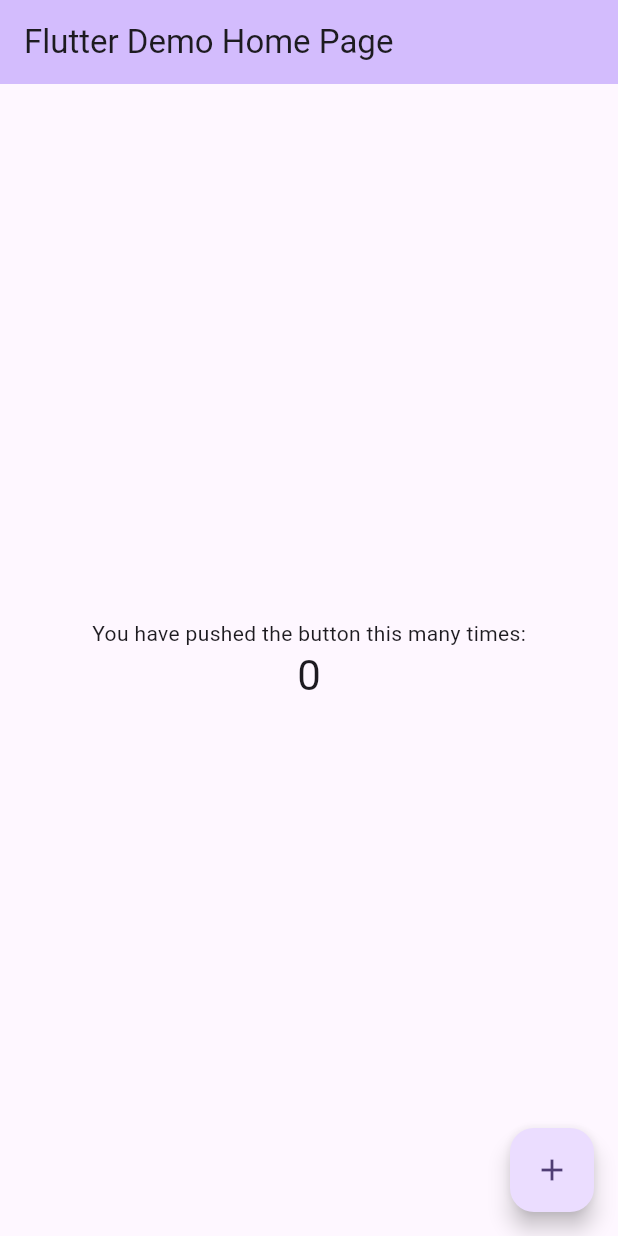
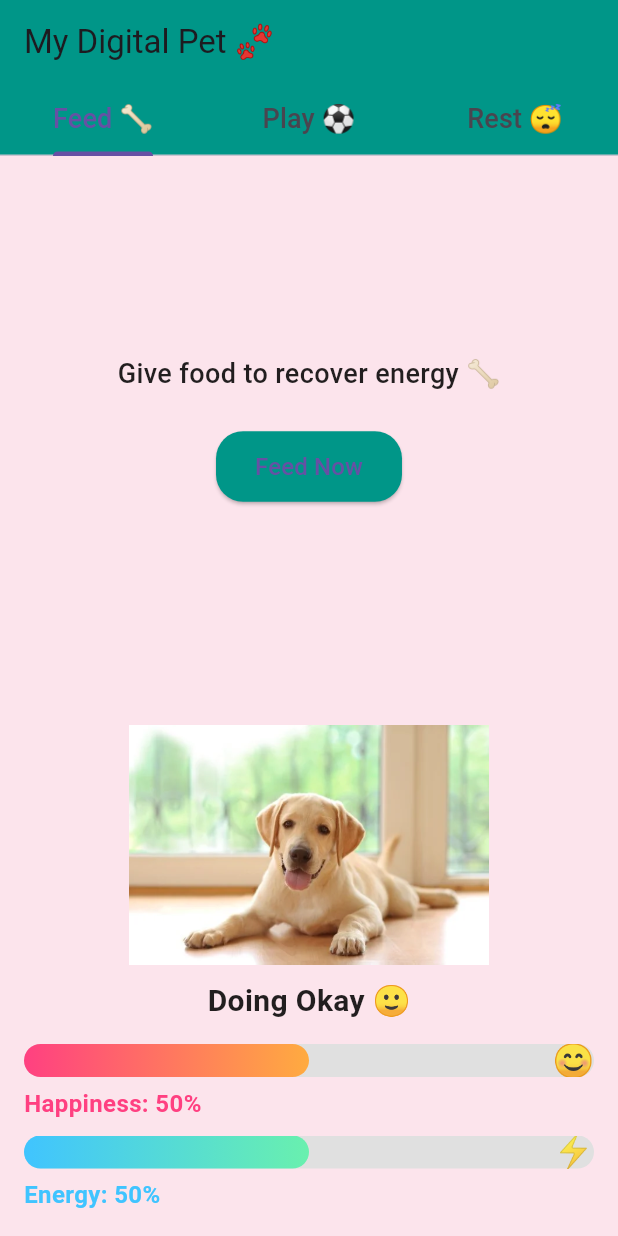
Before and after one commit to Rajeev-Vas-Veeragandham/In_Class_Activity_03_Github, a Flutter app: the screen it shows after launch, on a phone screen of 412 x 824 dp. Run offline on Flutter 3.47's test engine with Material 3 defaults, Android fonts, the phone set to English and light mode, and no system bars.

Commit message:
digital pet app completely implemented

```diff
--- a/digital_pet_app/lib/main.dart
+++ b/digital_pet_app/lib/main.dart
@@ -1,122 +1,218 @@
 import 'package:flutter/material.dart';
 
-void main() {
-  runApp(const MyApp());
+void main() => runApp(const DigitalPetApp());
+
+class DigitalPetApp extends StatefulWidget {
+  const DigitalPetApp({super.key});
+
+  @override
+  State<DigitalPetApp> createState() => _DigitalPetAppState();
 }
 
-class MyApp extends StatelessWidget {
-  const MyApp({super.key});
+class _DigitalPetAppState extends State<DigitalPetApp> {
+  int happiness = 50;
+  int energy = 50;
 
-  // This widget is the root of your application.
-  @override
-  Widget build(BuildContext context) {
-    return MaterialApp(
-      title: 'Flutter Demo',
-      theme: ThemeData(
-        // This is the theme of your application.
-        //
-        // TRY THIS: Try running your application with "flutter run". You'll see
-        // the application has a purple toolbar. Then, without quitting the app,
-        // try changing the seedColor in the colorScheme below to Colors.green
-        // and then invoke "hot reload" (save your changes or press the "hot
-        // reload" button in a Flutter-supported IDE, or press "r" if you used
-        // the command line to start the app).
-        //
-        // Notice that the counter didn't reset back to zero; the application
-        // state is not lost during the reload. To reset the state, use hot
-        // restart instead.
-        //
-        // This works for code too, not just values: Most code changes can be
-        // tested with just a hot reload.
-        colorScheme: ColorScheme.fromSeed(seedColor: Colors.deepPurple),
-      ),
-      home: const MyHomePage(title: 'Flutter Demo Home Page'),
-    );
+  void feedPet() {
+    setState(() {
+      energy = (energy + 15).clamp(0, 100);
+      happiness = (happiness + 5).clamp(0, 100);
+    });
   }
-}
 
-class MyHomePage extends StatefulWidget {
-  const MyHomePage({super.key, required this.title});
+  void playWithPet() {
+    setState(() {
+      happiness = (happiness + 15).clamp(0, 100);
+      energy = (energy - 10).clamp(0, 100);
+    });
+  }
 
-  // This widget is the home page of your application. It is stateful, meaning
-  // that it has a State object (defined below) that contains fields that affect
-  // how it looks.
+  void restPet() {
+    setState(() {
+      energy = (energy + 20).clamp(0, 100);
+      happiness = (happiness - 5).clamp(0, 100);
+    });
+  }
 
-  // This class is the configuration for the state. It holds the values (in this
-  // case the title) provided by the parent (in this case the App widget) and
-  // used by the build method of the State. Fields in a Widget subclass are
-  // always marked "final".
+  /// Mood text
+  String getPetMood() {
+    final states = [
+      {'ok': happiness > 70 && energy > 50, 'msg': "Happy & Energetic 😊"},
+      {'ok': happiness < 40, 'msg': "Feeling Sad 😟"},
+      {'ok': energy < 30, 'msg': "Tired 😴"},
+    ];
 
-  final String title;
+    return states.firstWhere(
+      (s) => s['ok'] as bool,
+      orElse: () => {'msg': "Doing Okay 🙂"},
+    )['msg'] as String;
+  }
 
-  @override
-  State<MyHomePage> createState() => _MyHomePageState();
-}
-
-class _MyHomePageState extends State<MyHomePage> {
-  int _counter = 0;
-
-  void _incrementCounter() {
-    setState(() {
-      // This call to setState tells the Flutter framework that something has
-      // changed in this State, which causes it to rerun the build method below
-      // so that the display can reflect the updated values. If we changed
-      // _counter without calling setState(), then the build method would not be
-      // called again, and so nothing would appear to happen.
-      _counter++;
-    });
+  /// Avatar changes by mood
+  String getPetAvatar() {
+    if (happiness > 70 && energy > 50) return "images/pet_happy.jpg";
+    if (happiness < 40) return "images/pet_sad.jpg";
+    if (energy < 30) return "images/pet_tired.jpg";
+    return "images/pet_ok.jpg";
   }
 
   @override
   Widget build(BuildContext context) {
-    // This method is rerun every time setState is called, for instance as done
-    // by the _incrementCounter method above.
-    //
-    // The Flutter framework has been optimized to make rerunning build methods
-    // fast, so that you can just rebuild anything that needs updating rather
-    // than having to individually change instances of widgets.
-    return Scaffold(
-      appBar: AppBar(
-        // TRY THIS: Try changing the color here to a specific color (to
-        // Colors.amber, perhaps?) and trigger a hot reload to see the AppBar
-        // change color while the other colors stay the same.
-        backgroundColor: Theme.of(context).colorScheme.inversePrimary,
-        // Here we take the value from the MyHomePage object that was created by
-        // the App.build method, and use it to set our appbar title.
-        title: Text(widget.title),
+    return MaterialApp(
+      title: "Digital Pet",
+      debugShowCheckedModeBanner: false,
+      theme: ThemeData(
+        primarySwatch: Colors.teal,
+        scaffoldBackgroundColor: Colors.pink.shade50,
+        textTheme: const TextTheme(
+          bodyMedium: TextStyle(fontSize: 16, color: Colors.black87),
+        ),
       ),
-      body: Center(
-        // Center is a layout widget. It takes a single child and positions it
-        // in the middle of the parent.
-        child: Column(
-          // Column is also a layout widget. It takes a list of children and
-          // arranges them vertically. By default, it sizes itself to fit its
-          // children horizontally, and tries to be as tall as its parent.
-          //
-          // Column has various properties to control how it sizes itself and
-          // how it positions its children. Here we use mainAxisAlignment to
-          // center the children vertically; the main axis here is the vertical
-          // axis because Columns are vertical (the cross axis would be
-          // horizontal).
-          //
-          // TRY THIS: Invoke "debug painting" (choose the "Toggle Debug Paint"
-          // action in the IDE, or press "p" in the console), to see the
-          // wireframe for each widget.
-          mainAxisAlignment: MainAxisAlignment.center,
-          children: <Widget>[
-            const Text('You have pushed the button this many times:'),
-            Text(
-              '$_counter',
-              style: Theme.of(context).textTheme.headlineMedium,
+      home: DefaultTabController(
+        length: 3,
+        child: Scaffold(
+          appBar: AppBar(
+            title: const Text("My Digital Pet 🐾"),
+            backgroundColor: Colors.teal,
+            bottom: const TabBar(
+              tabs: [
+                Tab(child: Text("Feed 🦴", style: TextStyle(fontSize: 18))),
+                Tab(child: Text("Play ⚽", style: TextStyle(fontSize: 18))),
+                Tab(child: Text("Rest 😴", style: TextStyle(fontSize: 18))),
+              ],
+            ),
+          ),
+          body: TabBarView(
+            children: [
+              actionTab("Give food to recover energy 🦴", "Feed Now", feedPet),
+              actionTab("Playtime makes your pet happy ⚽", "Play Ball", playWithPet),
+              actionTab("Rest to restore strength 😴", "Sleep", restPet),
+            ],
+          ),
+          bottomNavigationBar: Container(
+            padding: const EdgeInsets.all(16),
+            child: Column(
+              mainAxisSize: MainAxisSize.min,
+              children: [
+                // Pet avatar (mood image)
+                SizedBox(
+                  height: 160,
+                  child: Image.asset(getPetAvatar(), fit: BoxFit.contain),
+                ),
+                const SizedBox(height: 10),
+                Text(
+                  getPetMood(),
+                  style: const TextStyle(fontSize: 20, fontWeight: FontWeight.w600),
+                ),
+                const SizedBox(height: 14),
+                buildStatusBar("Happiness", happiness),
+                const SizedBox(height: 10),
+                buildStatusBar("Energy", energy),
+              ],
+            ),
+          ),
+        ),
+      ),
+    );
+  }
+
+  /// Action tab with description and button
+  Widget actionTab(String text, String btnLabel, VoidCallback onTap) {
+    return Center(
+      child: Column(
+        mainAxisAlignment: MainAxisAlignment.center,
+        children: [
+          Text(
+            text,
+            style: const TextStyle(fontSize: 18, fontWeight: FontWeight.w500),
+            textAlign: TextAlign.center,
+          ),
+          const SizedBox(height: 25),
+          ElevatedButton(
+            style: ElevatedButton.styleFrom(
+              backgroundColor: Colors.teal,
+              shape: RoundedRectangleBorder(
+                borderRadius: BorderRadius.circular(18),
+              ),
+              padding: const EdgeInsets.symmetric(horizontal: 26, vertical: 12),
+            ),
+            onPressed: onTap,
+            child: Text(btnLabel, style: const TextStyle(fontSize: 16)),
+          ),
+        ],
+      ),
+    );
+  }
+
+  /// Emoji selector
+  String getEmoji(String type, int score) {
+    final emojiLookup = {
+      "Happiness": score >= 50 ? "😊" : "😟",
+      "Energy": score >= 50 ? "⚡" : "😴",
+    };
+    return emojiLookup[type] ?? "🐾";
+  }
+
+  /// Gradient selector
+  List<Color> getGradient(String type) {
+    final colorSets = {
+      "Happiness": [Colors.pinkAccent, Colors.orangeAccent],
+      "Energy": [Colors.lightBlueAccent, Colors.greenAccent],
+    };
+    return colorSets[type] ?? [Colors.grey, Colors.blueGrey];
+  }
+
+  /// Animated progress bar with gradient + emoji
+  Widget buildStatusBar(String title, int score) {
+    final emoji = getEmoji(title, score);
+    final colors = getGradient(title);
+
+    return Column(
+      crossAxisAlignment: CrossAxisAlignment.start,
+      children: [
+        Stack(
+          alignment: Alignment.center,
+          children: [
+            Container(
+              height: 22,
+              width: double.infinity,
+              decoration: BoxDecoration(
+                color: Colors.grey[300],
+                borderRadius: BorderRadius.circular(16),
+              ),
+              child: TweenAnimationBuilder<double>(
+                duration: const Duration(milliseconds: 500),
+                tween: Tween(begin: 0, end: score.toDouble()),
+                builder: (context, value, _) {
+                  return FractionallySizedBox(
+                    alignment: Alignment.centerLeft,
+                    widthFactor: value / 100,
+                    child: Container(
+                      decoration: BoxDecoration(
+                        borderRadius: BorderRadius.circular(16),
+                        gradient: LinearGradient(colors: colors),
+                      ),
+                    ),
+                  );
+                },
+              ),
+            ),
+            Positioned(
+              left: score < 50 ? 0 : null,
+              right: score >= 50 ? 0 : null,
+              child: Text(emoji, style: const TextStyle(fontSize: 22)),
             ),
           ],
         ),
-      ),
-      floatingActionButton: FloatingActionButton(
-        onPressed: _incrementCounter,
-        tooltip: 'Increment',
-        child: const Icon(Icons.add),
-      ), // This trailing comma makes auto-formatting nicer for build methods.
+        const SizedBox(height: 6),
+        Text(
+          "$title: $score%",
+          style: TextStyle(
+            fontWeight: FontWeight.bold,
+            color: colors.first,
+          ),
+        ),
+      ],
     );
   }
 }
```
Also changed, not shown: digital_pet_app/pubspec.yaml (+4 -3 lines), digital_pet_app/images/pet_happy.jpg (added), digital_pet_app/images/pet_ok.jpg (added), digital_pet_app/images/pet_sad.jpg (added), digital_pet_app/images/pet_tired.jpg (added), digital_pet_app/pubspec.lock.
